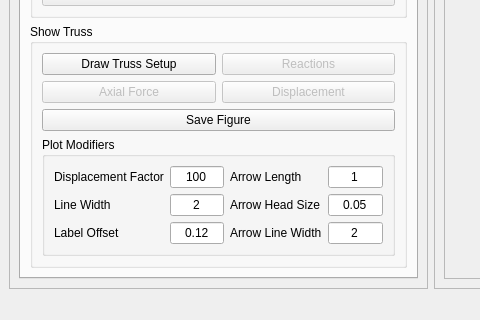
Old version of the form GUI.ui in the repository mjamezquidilla/pysead; both pictures show x 0 to 480 and y 502 to 822 of the 1181 by 822 pixel window.
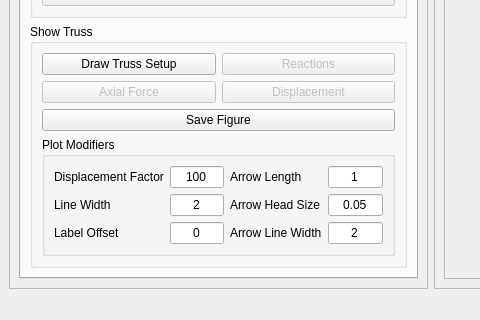
New version of the form. The open tabs and pages were chosen to show the change.

Diff of the .ui file:
```diff
--- a/GUI.ui
+++ b/GUI.ui
@@ -1068,7 +1068,7 @@
                      <item row="2" column="1">
                       <widget class="QLineEdit" name="Label_Offset_LEdit">
                        <property name="text">
-                        <string>0.12</string>
+                        <string>0</string>
                        </property>
                        <property name="alignment">
                         <set>Qt::AlignCenter</set>
```
